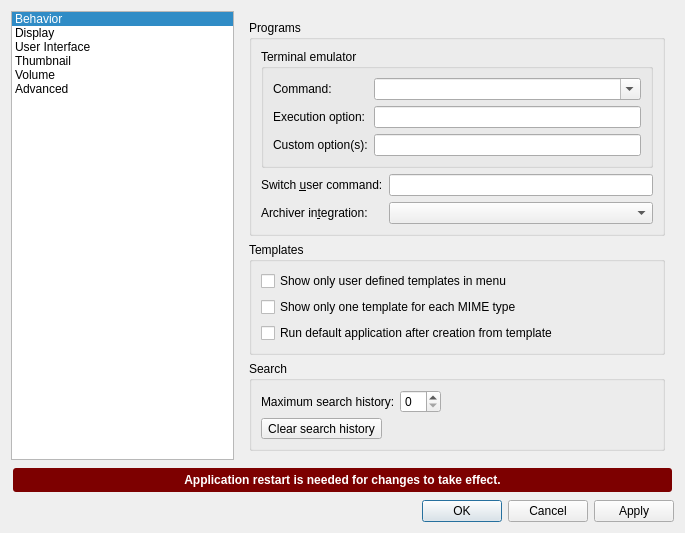
Qt form pcmanfm/preferences.ui (lxqt/pcmanfm-qt) before a commit.
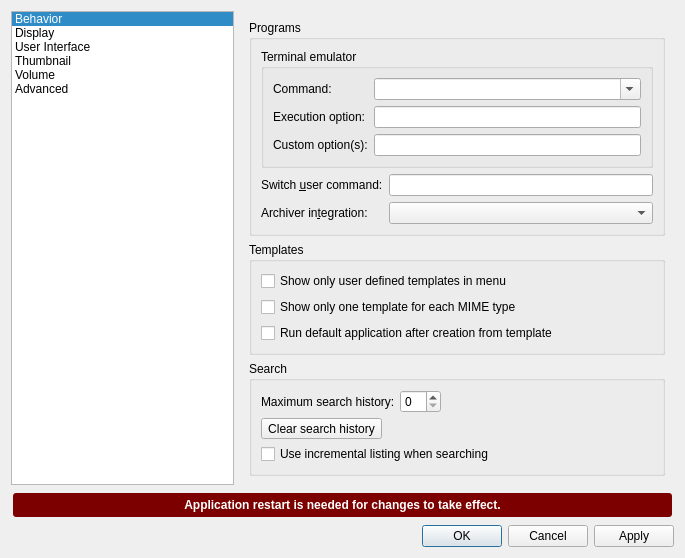
The same form after that commit. The open tabs and pages were chosen to show the change.

Commit message: Add incremental search option in preferences and settings

What changed in the file:
```diff
--- a/pcmanfm/preferences.ui
+++ b/pcmanfm/preferences.ui
@@ -994,6 +994,16 @@
               </property>
              </widget>
             </item>
+            <item row="2" column="0" colspan="2">
+             <widget class="QCheckBox" name="incrementalSearch">
+              <property name="toolTip">
+               <string>Does not work with the detailed list mode</string>
+              </property>
+              <property name="text">
+               <string>Use incremental listing when searching</string>
+              </property>
+             </widget>
+            </item>
            </layout>
           </widget>
          </item>
```
The commit also changes 4 other files.
